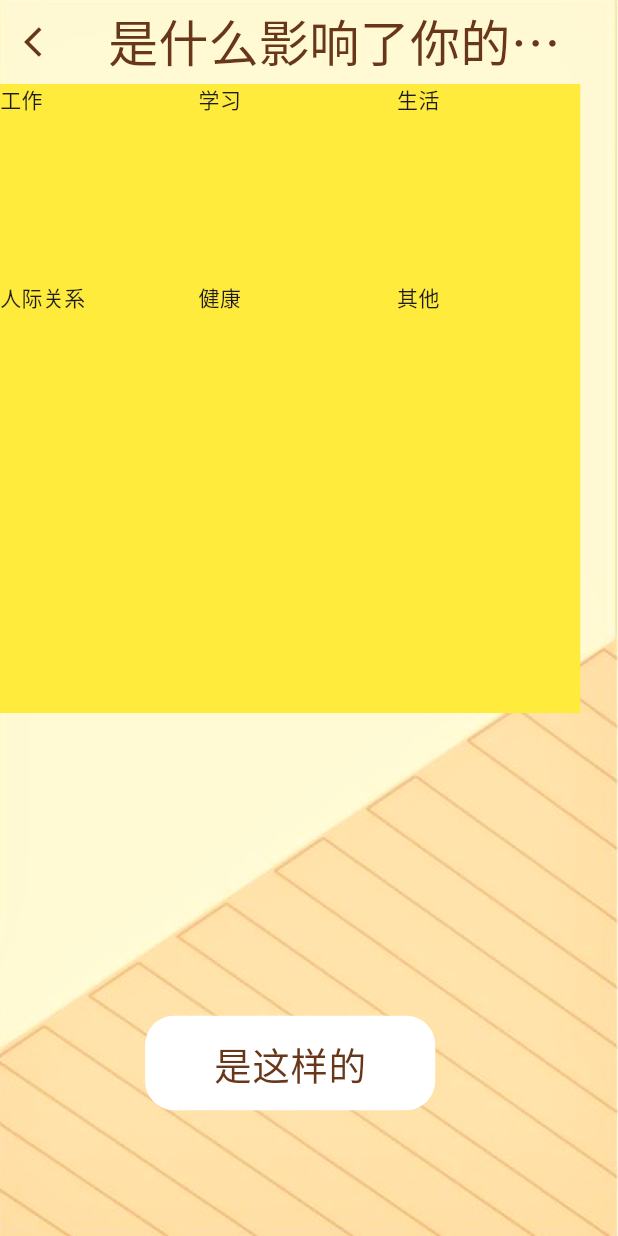
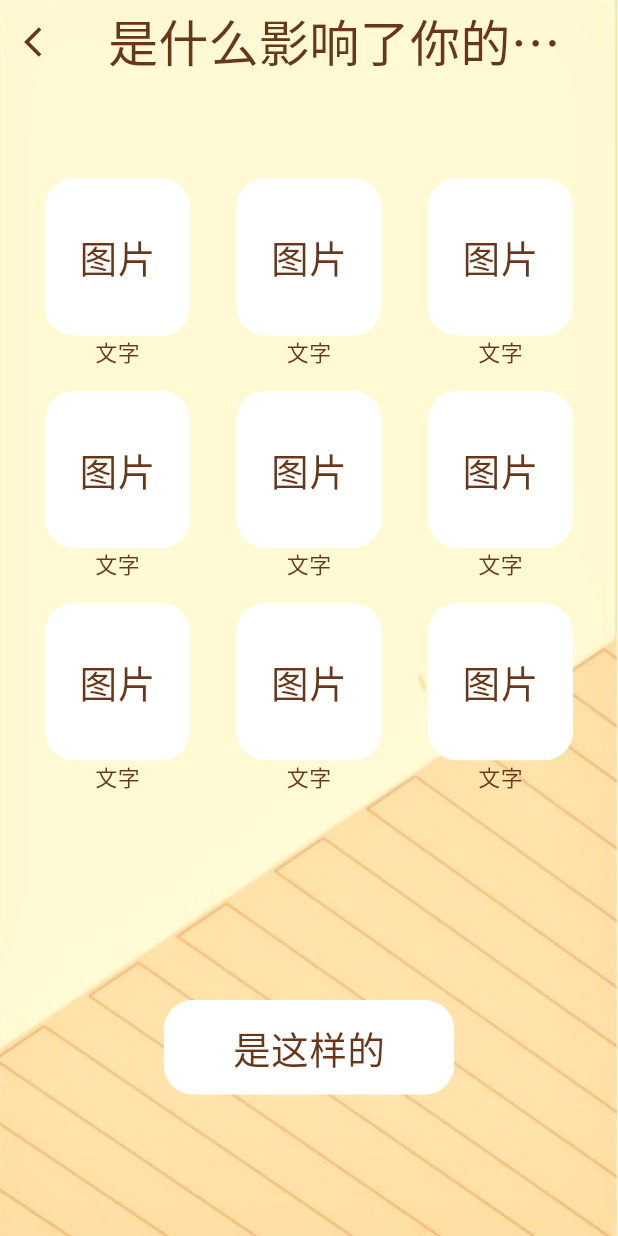
Before and after one commit to Jarvis636431/Emotion, a Flutter app: the MoodInfactorPage screen opened directly, on a phone screen of 412 x 824 dp. Run offline on Flutter 3.47's test engine with Material 3 defaults, Android fonts, the phone set to English and light mode, and no system bars; our stand-ins replace audioplayers, flutter_screenutil; Roboto replaces fonts that are missing (LanSong).

Commit message:
[fea]性格影响因素和打卡界面结构基本完成

```diff
--- a/lib/screens/mood_pages/mood_infactor_page.dart
+++ b/lib/screens/mood_pages/mood_infactor_page.dart
@@ -28,28 +28,41 @@ class MoodInfactorPage extends StatelessWidget {
           ),
           title: Text('是什么影响了你的情绪？',style: TextStyle(fontSize: 32.sp,fontFamily: 'LanSong',color: ColorUtils.text_brown),),
         ),
-        body: Column(
+        body: Padding(
+          padding: EdgeInsets.symmetric(horizontal: 20.h,vertical: 10.w),
+          child: Column(
             crossAxisAlignment: CrossAxisAlignment.center,
             children: [
+              SizedBox(height: 50.w),
               Container(
-              color: Colors.yellow,
                 width: 400.h,
-              height: 400.w,
-              child: GridView(
-                gridDelegate: const SliverGridDelegateWithFixedCrossAxisCount(
+                height: 400.w,//设置一个超出范围的高，使之能完全容纳，否则加上禁止滚动后会出现溢出问题
+                child: GridView.builder( ///布局问题
+                  gridDelegate: SliverGridDelegateWithFixedCrossAxisCount(
                     crossAxisCount: 3,
-                  crossAxisSpacing: 10,
-                  mainAxisSpacing: 10,
+                    crossAxisSpacing: 10.h,
+                    mainAxisSpacing: 10.w,
+                    childAspectRatio: 0.9,
                   ),
-                ///自定义组件导入图片+文字
-                children: const [
-                  Text('工作'),
-                  Text('学习'),
-                  Text('生活'),
-                  Text('人际关系'),
-                  Text('健康'),
-                  Text('其他'),
+                  physics: const NeverScrollableScrollPhysics(),//禁用滚动的方法
+                  itemCount: 9,
+                  itemBuilder: (context, index) {
+                    return Column(
+                      children: [
+                        Container(
+                            width: 100.h,
+                            height: 100.w,
+                            decoration: BoxDecoration(
+                              color: ColorUtils.bg_white,
+                              borderRadius: BorderRadius.circular(20.r),
+                            ),
+                            alignment: Alignment.center,
+                            child: Text('图片',style: TextStyle(fontFamily: 'LanSong',fontSize: 24.sp,color: ColorUtils.text_brown),),//修改字体
+                          ),
+                        Text('文字',style: TextStyle(fontFamily: 'LanSong',fontSize: 14.sp,color: ColorUtils.text_brown),),//修改字体
                       ],
+                    );
+                  },
                 ),
               ),
               Expanded(child: SizedBox()),
@@ -74,6 +87,7 @@ class MoodInfactorPage extends StatelessWidget {
             ],
           ),
         ),
+      ),
     );
   }
 }
```
Also changed, not shown: lib/screens/mood_pages/check_mood_page.dart (+34 -22 lines). Lines whose indentation alone changed are shown as unchanged.
